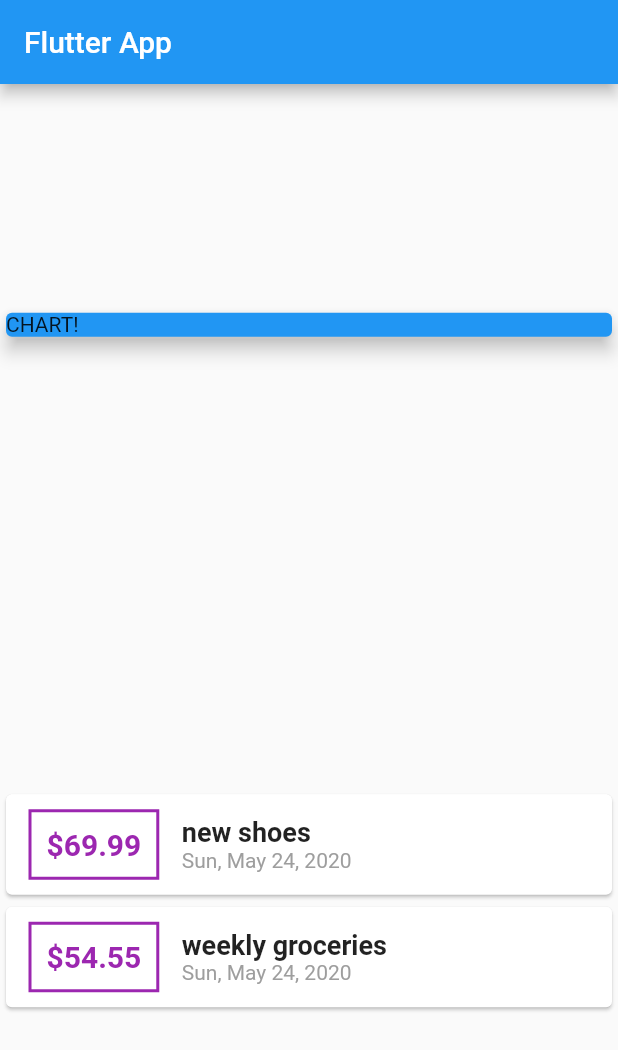
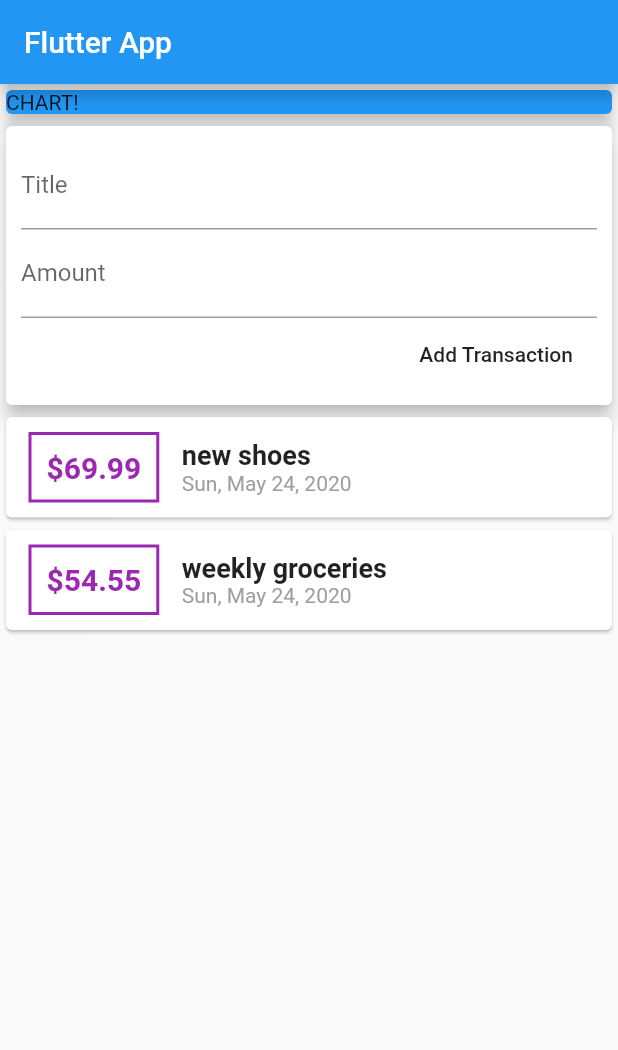
Before and after one commit to hellomateyboy/expenses_app, a Flutter app: the screen it shows after launch, on a phone screen of 412 x 824 dp. Shown: the top 1050 px of the screen. Run offline on Flutter 3.47's test engine with Material 2 defaults, Android fonts, the phone set to English and light mode, and no system bars.

Commit message:
Adding user inputs

```diff
--- a/lib/main.dart
+++ b/lib/main.dart
@@ -37,7 +37,6 @@ class MyHomePage extends StatelessWidget {
         title: Text('Flutter App'),
       ),
       body: Column(
-        mainAxisAlignment: MainAxisAlignment.spaceAround,
         crossAxisAlignment: CrossAxisAlignment.stretch,
         children: <Widget>[
           Container(
@@ -46,6 +45,27 @@ class MyHomePage extends StatelessWidget {
               child: Text('CHART!'),
               color: Colors.blue,
               elevation: 5,
+            ),
+          ),
+          Card(
+            elevation: 5,
+            child: Container(
+              padding: EdgeInsets.all(10),
+              child: Column(
+                crossAxisAlignment: CrossAxisAlignment.end,
+                children: <Widget>[
+                  TextField(
+                    decoration: InputDecoration(labelText: 'Title'),
+                  ),
+                  TextField(
+                    decoration: InputDecoration(labelText: "Amount"),
+                  ),
+                  FlatButton(
+                    child: Text('Add Transaction'),
+                    onPressed: () {},
+                  )
+                ],
+              ),
             ),
           ),
           Column(
```
